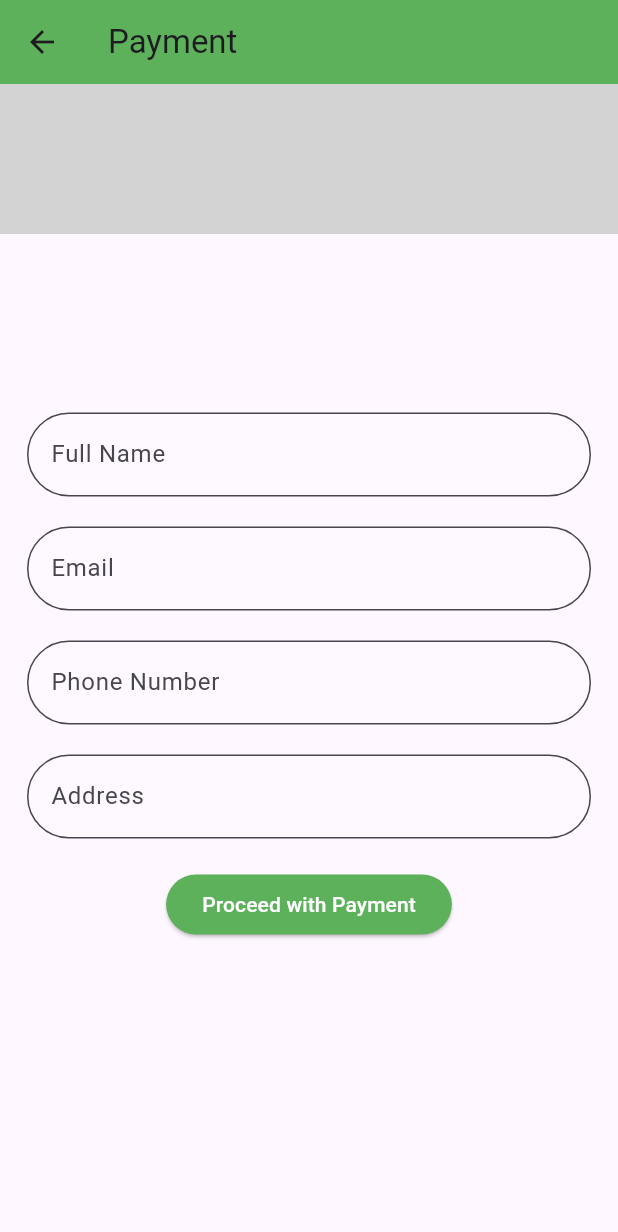
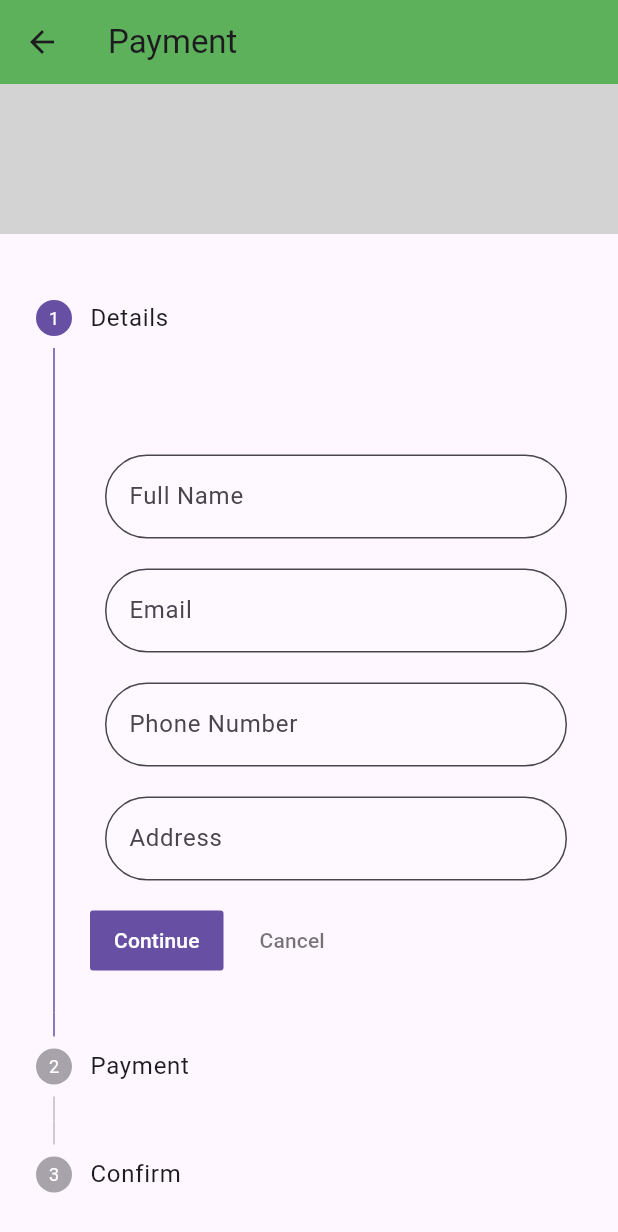
Before and after one commit to Niyaljacob/pawsandtails, a Flutter app: the PaymentProducts screen opened directly with empty values, on a phone screen of 412 x 824 dp. Shown: the top 1232 px of the screen. Run offline on Flutter 3.47's test engine with Material 3 defaults, Android fonts, the phone set to English and light mode, and no system bars; our stand-ins replace cached_network_image, carousel_slider, cloud_firestore, firebase_auth, firebase_core, firebase_storage and 1 more; accounts and stored records are empty.

Commit message:
done till the second step payment

```diff
--- a/lib/screens/payment_product.dart
+++ b/lib/screens/payment_product.dart
@@ -18,7 +18,8 @@ class PaymentProducts extends StatefulWidget {
   _PaymentProductsState createState() => _PaymentProductsState();
 }
 
-class _PaymentProductsState extends State<PaymentProducts> with SingleTickerProviderStateMixin {
+class _PaymentProductsState extends State<PaymentProducts>
+    with SingleTickerProviderStateMixin {
   late AnimationController _animationController;
   late Animation<Offset> _animation;
 
@@ -26,6 +27,10 @@ class _PaymentProductsState extends State<PaymentProducts> with SingleTickerProv
   final TextEditingController _emailController = TextEditingController();
   final TextEditingController _phoneNumberController = TextEditingController();
   final TextEditingController _addressController = TextEditingController();
+
+  bool _isCashOnDeliverySelected = false;
+
+  int _currentStep = 0;
 
   @override
   void initState() {
@@ -73,7 +78,8 @@ class _PaymentProductsState extends State<PaymentProducts> with SingleTickerProv
                   scrollDirection: Axis.horizontal,
                   itemCount: widget.imageURLs.length,
                   itemBuilder: (context, index) {
-                    final imageUrl = widget.imageURLs.isNotEmpty ? widget.imageURLs[index] : '';
+                    final imageUrl =
+                        widget.imageURLs.isNotEmpty ? widget.imageURLs[index] : '';
 
                     return Padding(
                       padding: const EdgeInsets.all(8.0),
@@ -83,13 +89,13 @@ class _PaymentProductsState extends State<PaymentProducts> with SingleTickerProv
                               errorBuilder: (context, error, stackTrace) {
                                 // Handle image loading errors
                                 print('Error loading image: $error');
-                                return const Icon(Icons.error); // Placeholder for error
+                                return const Icon(Icons.error);
                               },
                             )
                           : Container(
                               width: 100,
                               height: 100,
-                              color: Colors.grey, // Placeholder for empty URLs
+                              color: Colors.grey,
                             ),
                     );
                   },
@@ -97,16 +103,47 @@ class _PaymentProductsState extends State<PaymentProducts> with SingleTickerProv
               ),
             ),
             const SizedBox(height: 20),
-            Padding(
-              padding: const EdgeInsets.all(8.0),
-              child: AnimatedBuilder(
-                animation: _animationController,
-                builder: (context, child) {
-                  return Transform.translate(
-                    offset: Offset(-50 * (1 - _animationController.value), 0.0),
-                    child: Opacity(
-                      opacity: _animationController.value,
-                      child: Column(
+            Stepper(
+              currentStep: _currentStep,
+              onStepContinue: () {
+                if (_currentStep < 3 - 1) {
+                  if (_validateStep()) {
+                    if (_currentStep == 1) {
+                      if (_isCashOnDeliverySelected) {
+                        setState(() {
+                          _currentStep += 1;
+                        });
+                      } else {
+                        ScaffoldMessenger.of(context).showSnackBar(
+                          const SnackBar(
+                            content: Text('Please select Cash on Delivery'),
+                          ),
+                        );
+                      }
+                    } else {
+                      setState(() {
+                        _currentStep += 1;
+                      });
+                    }
+                  }
+                } else {
+                  // Complete
+                }
+              },
+              onStepCancel: () {
+                if (_currentStep > 0) {
+                  setState(() {
+                    _currentStep -= 1;
+                  });
+                } else {
+                  _currentStep = 0;
+                }
+              },
+              steps: [
+                Step(
+                  title: const Text('Details'),
+                  isActive: _currentStep >= 0,
+                  content: Column(
                     children: [
                       Text(
                         widget.productName,
@@ -122,63 +159,156 @@ class _PaymentProductsState extends State<PaymentProducts> with SingleTickerProv
                           fontSize: 15,
                         ),
                       ),
-                        ],
-                      ),
-                    ),
-                  );
-                },
-              ),
-            ),
-            const SizedBox(height: 20),
-            Padding(
-              padding: const EdgeInsets.all(8.0),
-              child: Column(
-                children: [
                       CustomTextField(
                         controller: _fullNameController,
                         labelText: 'Full Name',
                         hintText: 'Enter your Full Name',
+                        validator: (value) {
+                          if (value == null || value.isEmpty) {
+                            return 'Please enter your full name';
+                          }
+                          return null;
+                        },
                       ),
                       const SizedBox(height: 20),
                       CustomTextField(
                         controller: _emailController,
                         labelText: 'Email',
                         hintText: 'Enter your Email',
+                        validator: (value) {
+                          if (value == null || value.isEmpty) {
+                            return 'Please enter your email';
+                          } else if (!_isValidEmail(value)) {
+                            return 'Please enter a valid email';
+                          }
+                          return null;
+                        },
+                      ),
+                      if (_emailController.text.isNotEmpty &&
+                          !_isValidEmail(_emailController.text))
+                        const Text(
+                          'Please enter a valid email',
+                          style: TextStyle(color: Colors.red),
                         ),
                       const SizedBox(height: 20),
                       CustomTextField(
                         controller: _phoneNumberController,
                         labelText: 'Phone Number',
                         hintText: 'Enter your Phone Number',
+                        validator: (value) {
+                          if (value == null || value.isEmpty) {
+                            return 'Please enter your phone number';
+                          }
+                          return null;
+                        },
                       ),
                       const SizedBox(height: 20),
                       CustomTextField(
                         controller: _addressController,
                         labelText: 'Address',
                         hintText: 'Enter your Address',
-
+                        validator: (value) {
+                          if (value == null || value.isEmpty) {
+                            return 'Please enter your address';
+                          }
+                          return null;
+                        },
                       ),
-                  const SizedBox(height: 20),
-                  ElevatedButton(
-                    style: ButtonStyle(
-                      backgroundColor: MaterialStateProperty.all<Color>(
-                        TColo.primaryColor1,
+                    ],
                   ),
                 ),
-                    onPressed: () {
-                      // Handle payment processing
+                Step(
+                  title: const Text('Payment'),
+                  isActive: _currentStep >= 1,
+                  content: Column(
+                    children: [
+                      Text(
+                        'Product Name: ${widget.productName}',
+                        style: const TextStyle(fontWeight: FontWeight.bold),
+                      ),
+                      Text(
+                        'Price: ${widget.price}',
+                        style: TextStyle(fontWeight: FontWeight.bold, color: TColo.primaryColor1),
+                      ),
+                      Text(
+                        'Full Name: ${_fullNameController.text}',
+                      ),
+                      Text(
+                        'Email: ${_emailController.text}',
+                      ),
+                      Text(
+                        'Phone Number: ${_phoneNumberController.text}',
+                      ),
+                      Text(
+                        'Address: ${_addressController.text}',
+                      ),
+                      const SizedBox(height: 16),
+                      CheckboxListTile(
+                        title: const Text('Cash on Delivery'),
+                        value: _isCashOnDeliverySelected,
+                        onChanged: (value) {
+                          setState(() {
+                            _isCashOnDeliverySelected = value!;
+                          });
                         },
-                    child: const Text(
-                      'Proceed with Payment',
-                      style: TextStyle(color: Colors.white),
+                      ),
+                    ],
+                  ),
+                ),
+                Step(
+                  title: const Text('Confirm'),
+                  isActive: _currentStep >= 2,
+                  content: Column(
+                    children: [
+                       Text(
+                        'Product Name: ${widget.productName}',
+                        style: const TextStyle(fontWeight: FontWeight.bold),
+                      ),
+                      Text(
+                        'Price: ${widget.price}',
+                        style: TextStyle(fontWeight: FontWeight.bold, color: TColo.primaryColor1),
+                      ),
+                      Text(
+                        'Full Name: ${_fullNameController.text}',
+                      ),
+                      Text(
+                        'Email: ${_emailController.text}',
+                      ),
+                      Text(
+                        'Phone Number: ${_phoneNumberController.text}',
+                      ),
+                      Text(
+                        'Address: ${_addressController.text}',
+                      ),
+                      Text('Payment Method : Cash on delivery'),
+                    ],
                   ),
                 ),
               ],
-              ),
             ),
           ],
         ),
       ),
     );
   }
+
+  bool _validateStep() {
+    switch (_currentStep) {
+      case 0:
+        if (_fullNameController.text.isEmpty ||
+            _emailController.text.isEmpty ||
+            _phoneNumberController.text.isEmpty ||
+            _addressController.text.isEmpty) {
+          return false;
         }
+        break;
+    }
+    return true;
+  }
+
+  bool _isValidEmail(String email) {
+    String emailPattern = r'^[\w-\.]+@([\w-]+\.)+[\w-]{2,4}$';
+    RegExp regExp = RegExp(emailPattern);
+    return regExp.hasMatch(email);
+  }
+}
```
Lines whose indentation alone changed are shown as unchanged.
